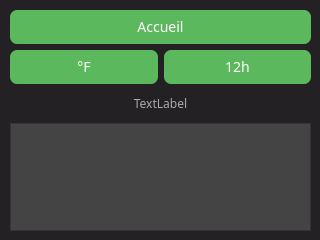
Qt form thermostat/Thermostat/configWindow.ui (kimchicharlie/Envio) before a commit.
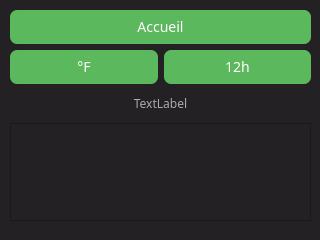
The same form after that commit.

Commit message: Thermostat: continuation d avancement du style (ListView, SpinBox et ComboBox). WP: commit du planning définif et du style de l'application

```diff
--- a/thermostat/Thermostat/configWindow.ui
+++ b/thermostat/Thermostat/configWindow.ui
@@ -23,7 +23,7 @@
       <x>10</x>
       <y>10</y>
       <width>301</width>
-      <height>221</height>
+      <height>211</height>
      </rect>
     </property>
     <layout class="QGridLayout" name="gridLayout">
@@ -78,10 +78,76 @@
      <item row="6" column="0">
       <widget class="QListView" name="listView">
        <property name="styleSheet">
-        <string notr="true">QListView {
-	background: #444;
+        <string notr="true">QAbstractItemView {
+show-decoration-selected: 1;
+}
+QAbstractItemView, QFrame {
+border: 3px;
+border-color: #349890;
+}
+QAbstractScrollArea {
+border-left: 3px;
+}
+QListView {
+border: 3px;
+border-color: #349890;
+}
+
+QLineEdit, QTextEdit, QSpinBox, QListWidget, QCheckbox {
+    margin-left: 2px;
+    margin-right: 2px;
+    margin-top: 2px;
+    padding: 7px;
+    vertical-align:middle;
+    font-size: 12px;
+	background: transparent;
 	font-family:&quot;Segoe UI&quot;, sans-serif;
     show-decoration-selected: 1; 
+    color: #CCC;
+}
+
+QLineEdit, QTextEdit, QListWidget, QSpinBox, QListWidget {
+    padding: 7px;
+    border: 1px solid #777;
+	border-radius: 10px
+}
+
+QListView
+{
+    border: 1px solid #777;
+	border-radius: 5px;
+	text-align: center;
+}
+QListView::item
+{
+	text-align: center;
+    padding-left:10px;
+    width:80px;
+    height:20px;
+    color: #CCC;
+    border-bottom :1px dashed #777;
+	font-size: 12px;
+}
+
+QListView::item:selected {
+    border: 1px solid #6a6ea9;
+}
+
+QListView::item:selected:!active {
+    background: qlineargradient(x1: 0, y1: 0, x2: 1, y2: 1,
+                                stop: 0 #8588B2, stop: 1 #ABAFE5);
+}
+
+QListView::item:selected:active {
+    background: qlineargradient(x1: 0, y1: 0, x2: 1, y2: 1,
+                                stop: 0 #265726, stop: 1 #4cae4c);
+}
+
+QListView::item:hover {
+    background: qlineargradient(x1: 0, y1: 0, x2: 1, y2: 1,
+                                stop: 0 #449d44, stop: 1 #5cb85c);
+}
+/*QListView {
 }
 
 QListView::item:alternate {
@@ -116,6 +182,7 @@
 font-size: 12px;
 }
 */
+/*
 QListView::item
 {
     padding-left:10px;
```
The commit also changes 17 other files.
